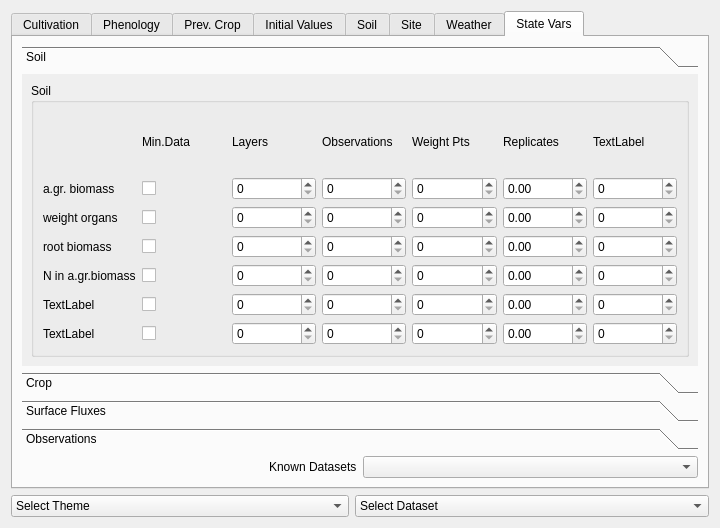
Qt form src/MacsurAdapter/gui/maddataclassificationbase.ui (arkygeek/MAD) before a commit.
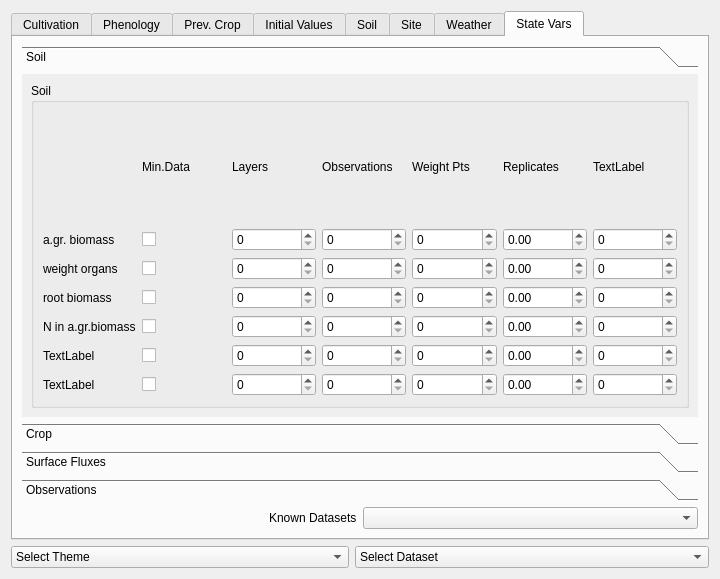
The same form after that commit. The open tabs and pages were chosen to show the change.

```diff
--- a/src/MacsurAdapter/gui/maddataclassificationbase.ui
+++ b/src/MacsurAdapter/gui/maddataclassificationbase.ui
@@ -7,7 +7,7 @@
     <x>0</x>
     <y>0</y>
     <width>720</width>
-    <height>528</height>
+    <height>579</height>
    </rect>
   </property>
   <property name="windowTitle">
@@ -4345,6 +4345,14 @@
           <number>2</number>
          </property>
          <widget class="QWidget" name="pageSoil">
+          <property name="geometry">
+           <rect>
+            <x>0</x>
+            <y>0</y>
+            <width>650</width>
+            <height>298</height>
+           </rect>
+          </property>
           <attribute name="label">
            <string>Soil</string>
           </attribute>
```
Left out of the diff: 19 changed lines with no effect on the pictures.
